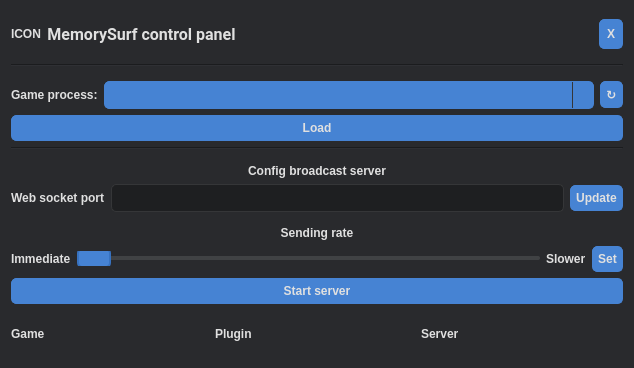
First picture: the form in NecromancyLoader/necromancyloaderwindow.ui, repository Unchpokable/MemorySurf, before the edit.
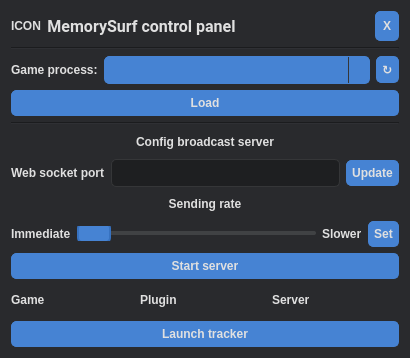
Second picture: the form after the edit.

Diff of the .ui file:
```diff
--- a/NecromancyLoader/necromancyloaderwindow.ui
+++ b/NecromancyLoader/necromancyloaderwindow.ui
@@ -6,12 +6,12 @@
    <rect>
     <x>0</x>
     <y>0</y>
-    <width>634</width>
-    <height>368</height>
+    <width>410</width>
+    <height>358</height>
    </rect>
   </property>
   <property name="sizePolicy">
-   <sizepolicy hsizetype="Minimum" vsizetype="Minimum">
+   <sizepolicy hsizetype="Preferred" vsizetype="Preferred">
     <horstretch>0</horstretch>
     <verstretch>0</verstretch>
    </sizepolicy>
@@ -196,19 +196,6 @@
   </property>
   <widget class="QWidget" name="centralWidget">
    <layout class="QVBoxLayout" name="verticalLayout_2">
-    <item>
-     <spacer name="verticalSpacer_8">
-      <property name="orientation">
-       <enum>Qt::Vertical</enum>
-      </property>
-      <property name="sizeHint" stdset="0">
-       <size>
-        <width>20</width>
-        <height>40</height>
-       </size>
-      </property>
-     </spacer>
-    </item>
     <item>
      <widget class="QWidget" name="customHeader" native="true">
       <layout class="QHBoxLayout" name="horizontalLayout_7">
@@ -237,27 +224,27 @@
          </property>
         </widget>
        </item>
-       <item>
-        <widget class="QLabel" name="label_5">
-         <property name="font">
-          <font>
-           <family>Roboto</family>
-           <pointsize>12</pointsize>
-           <bold>true</bold>
-          </font>
-         </property>
-         <property name="text">
-          <string>MemorySurf control panel</string>
-         </property>
-         <property name="alignment">
-          <set>Qt::AlignCenter</set>
-         </property>
-        </widget>
-       </item>
        <item>
         <layout class="QHBoxLayout" name="horizontalLayout_8">
          <item>
           <layout class="QHBoxLayout" name="rightStatusInfo">
+           <item>
+            <widget class="QLabel" name="label_5">
+             <property name="font">
+              <font>
+               <family>Roboto</family>
+               <pointsize>12</pointsize>
+               <bold>true</bold>
+              </font>
+             </property>
+             <property name="text">
+              <string>MemorySurf control panel</string>
+             </property>
+             <property name="alignment">
+              <set>Qt::AlignCenter</set>
+             </property>
+            </widget>
+           </item>
            <item>
             <widget class="QGraphicsView" name="rightsIndicator">
              <property name="sizePolicy">
@@ -283,19 +270,6 @@
            </item>
           </layout>
          </item>
-         <item>
-          <spacer name="horizontalSpacer">
-           <property name="orientation">
-            <enum>Qt::Horizontal</enum>
-           </property>
-           <property name="sizeHint" stdset="0">
-            <size>
-             <width>40</width>
-             <height>20</height>
-            </size>
-           </property>
-          </spacer>
-         </item>
          <item>
           <widget class="QPushButton" name="closeButton">
            <property name="sizePolicy">
@@ -326,19 +300,6 @@
       </layout>
      </widget>
     </item>
-    <item>
-     <spacer name="verticalSpacer_9">
-      <property name="orientation">
-       <enum>Qt::Vertical</enum>
-      </property>
-      <property name="sizeHint" stdset="0">
-       <size>
-        <width>20</width>
-        <height>40</height>
-       </size>
-      </property>
-     </spacer>
-    </item>
     <item>
      <widget class="Line" name="line_2">
       <property name="orientation">
@@ -346,19 +307,6 @@
       </property>
      </widget>
     </item>
-    <item>
-     <spacer name="verticalSpacer_4">
-      <property name="orientation">
-       <enum>Qt::Vertical</enum>
-      </property>
-      <property name="sizeHint" stdset="0">
-       <size>
-        <width>20</width>
-        <height>40</height>
-       </size>
-      </property>
-     </spacer>
-    </item>
     <item>
      <layout class="QVBoxLayout" name="gameSelectionLayout">
       <item>
@@ -414,19 +362,6 @@
       </property>
      </widget>
     </item>
-    <item>
-     <spacer name="verticalSpacer_3">
-      <property name="orientation">
-       <enum>Qt::Vertical</enum>
-      </property>
-      <property name="sizeHint" stdset="0">
-       <size>
-        <width>20</width>
-        <height>40</height>
-       </size>
-      </property>
-     </spacer>
-    </item>
     <item>
      <widget class="QLabel" name="label_2">
       <property name="text">
@@ -458,19 +393,6 @@
       </item>
      </layout>
     </item>
-    <item>
-     <spacer name="verticalSpacer_2">
-      <property name="orientation">
-       <enum>Qt::Vertical</enum>
-      </property>
-      <property name="sizeHint" stdset="0">
-       <size>
-        <width>20</width>
-        <height>40</height>
-       </size>
-      </property>
-     </spacer>
-    </item>
     <item>
      <widget class="QLabel" name="label_4">
       <property name="text">
@@ -530,19 +452,6 @@
       </item>
      </layout>
     </item>
-    <item>
-     <spacer name="verticalSpacer">
-      <property name="orientation">
-       <enum>Qt::Vertical</enum>
-      </property>
-      <property name="sizeHint" stdset="0">
-       <size>
-        <width>20</width>
-        <height>40</height>
-       </size>
-      </property>
-     </spacer>
-    </item>
     <item>
      <layout class="QHBoxLayout" name="statusBarLayout">
       <item>
@@ -629,17 +538,11 @@
      </layout>
     </item>
     <item>
-     <spacer name="verticalSpacer_5">
-      <property name="orientation">
-       <enum>Qt::Vertical</enum>
+     <widget class="QPushButton" name="launchTrackerButton">
+      <property name="text">
+       <string>Launch tracker</string>
       </property>
-      <property name="sizeHint" stdset="0">
-       <size>
-        <width>20</width>
-        <height>40</height>
-       </size>
-      </property>
-     </spacer>
+     </widget>
     </item>
    </layout>
   </widget>
```
